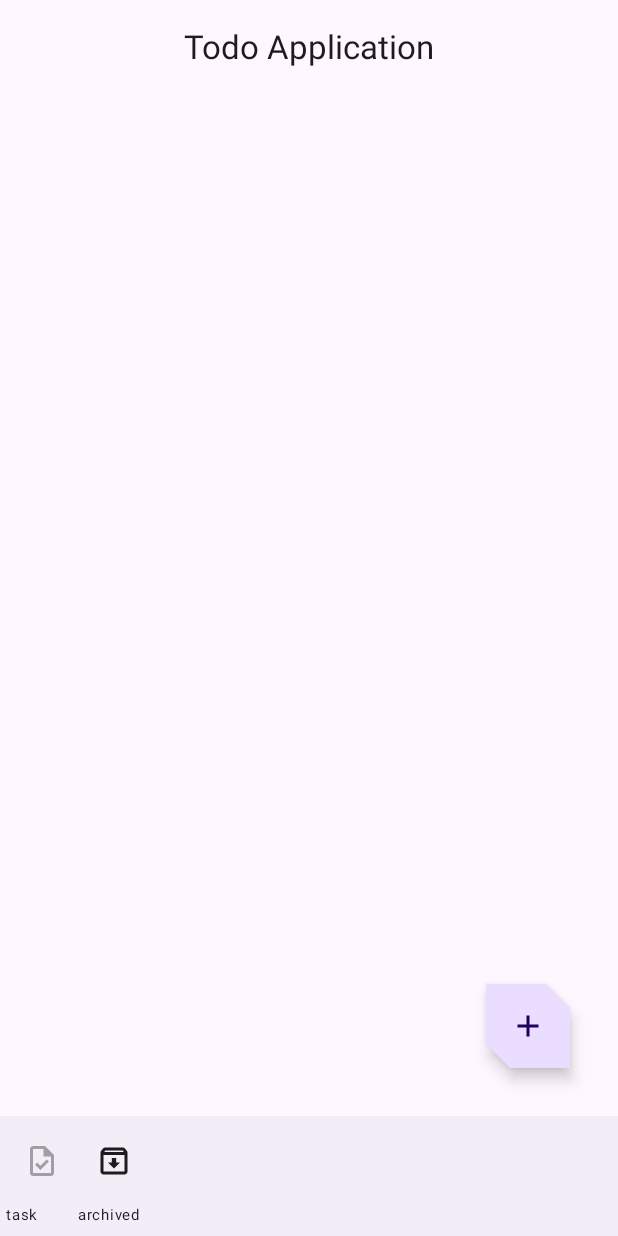
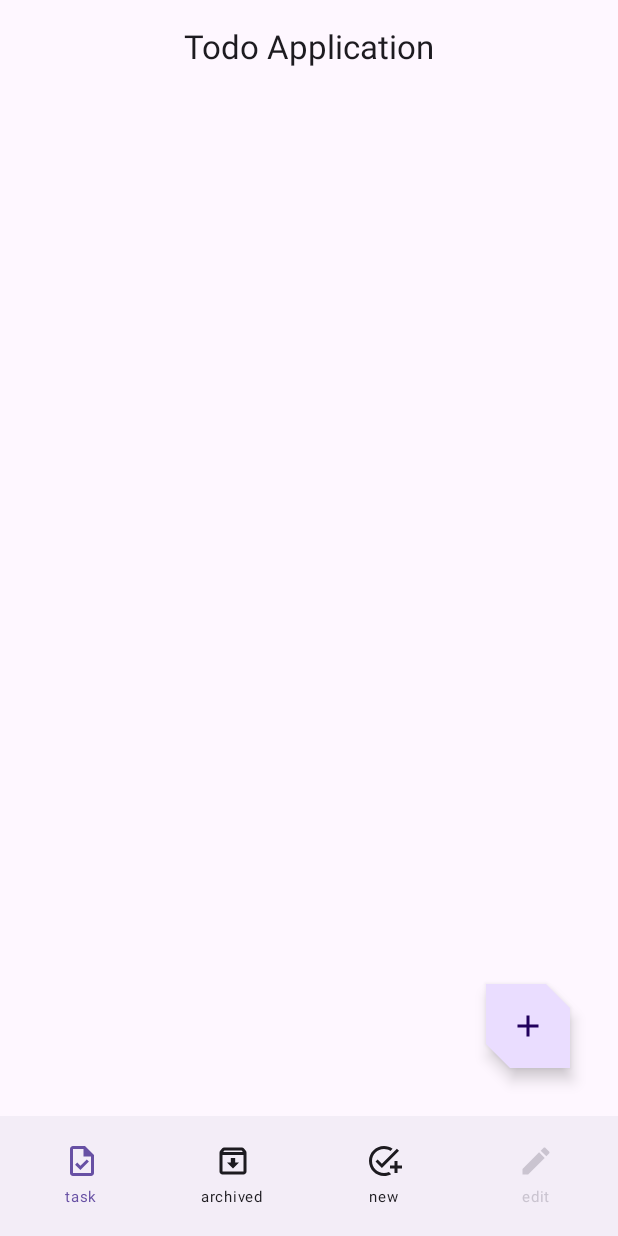
Before and after one commit to Kei-no-suke/android-compose-todo-application, an Android app built with Jetpack Compose: the screen it shows after launch (MainActivity), on a phone screen of 412 x 824 dp. Run offline under Robolectric (Android 15) with nearby library versions, the light colour scheme and no system bars; our stand-ins replace Room's generated code.

Commit message:
ホーム画面状態を変更するbottomBarを更新して、画面と対応するボタンの色の変更や、editに対応するボタンの作成を行い、タップによってボタンの状態が変わる機能を追加した。

```diff
--- /dev/null
+++ b/app/src/main/java/com/example/todoapplication/ui/screens/home/AddNewTaskScreen.kt
@@ -0,0 +1,8 @@
+package com.example.todoapplication.ui.screens.home
+
+import androidx.compose.runtime.Composable
+
+@Composable
+fun AddNewTaskScreen() {
+
+}
--- a/app/src/main/java/com/example/todoapplication/ui/screens/home/TodoHomeScreen.kt
+++ b/app/src/main/java/com/example/todoapplication/ui/screens/home/TodoHomeScreen.kt
@@ -1,10 +1,8 @@
 package com.example.todoapplication.ui.screens.home
 
-import androidx.compose.foundation.border
 import androidx.compose.foundation.clickable
 import androidx.compose.foundation.layout.Column
 import androidx.compose.foundation.layout.Row
-import androidx.compose.foundation.layout.height
 import androidx.compose.foundation.layout.padding
 import androidx.compose.foundation.lazy.LazyColumn
 import androidx.compose.material.icons.Icons
@@ -15,25 +13,26 @@ import androidx.compose.material3.CardDefaults
 import androidx.compose.material3.ExperimentalMaterial3Api
 import androidx.compose.material3.FloatingActionButton
 import androidx.compose.material3.Icon
-import androidx.compose.material3.IconButton
-import androidx.compose.material3.LinearProgressIndicator
 import androidx.compose.material3.MaterialTheme
 import androidx.compose.material3.Scaffold
 import androidx.compose.material3.Text
 import androidx.compose.runtime.Composable
-import androidx.compose.runtime.ScopeUpdateScope
 import androidx.compose.runtime.collectAsState
 import androidx.compose.runtime.rememberCoroutineScope
+import androidx.compose.ui.Alignment
 import androidx.compose.ui.Modifier
 import androidx.compose.ui.res.painterResource
 import androidx.compose.ui.res.stringResource
+import androidx.compose.ui.tooling.preview.Preview
 import androidx.compose.ui.unit.dp
 import androidx.compose.ui.unit.sp
 import androidx.lifecycle.viewmodel.compose.viewModel
 import com.example.todoapplication.R
 import com.example.todoapplication.ui.AppViewModelProvider
+import com.example.todoapplication.ui.TodoApp
 import com.example.todoapplication.ui.TodoTopAppBar
 import com.example.todoapplication.ui.navigation.NavigationDestination
+import com.example.todoapplication.ui.theme.TodoApplicationTheme
 
 object HomeDestination : NavigationDestination {
     override val route: String = "home"
@@ -59,8 +58,8 @@ fun TodoHomeScreen(
         },
         bottomBar = {
             TodoBottomAppBar(
-                updateArchivedState = { viewModel.updateHomeArchivedState() },
-                isUnarchivedScreen = viewModel.homeArchivedState.isUnarchivedScreen
+                updateHomeScreenState = { viewModel.updateHomeArchivedState(it) },
+                homeScreenState = viewModel.homeArchivedState.homeScreenState
             )
         },
         floatingActionButton = {
@@ -164,27 +163,123 @@ fun TaskCard(
 
 @Composable
 fun TodoBottomAppBar(
-    updateArchivedState: () -> Unit,
-    isUnarchivedScreen: Boolean
+    updateHomeScreenState: (String) -> Unit,
+    homeScreenState: String
 ){
-    BottomAppBar() {
-        Column(){
-            IconButton(onClick = updateArchivedState,enabled = !isUnarchivedScreen) {
-                Icon(painter = painterResource(id = R.drawable.outline_task_24), contentDescription = null)
-            }
+    var isArchived: Boolean
+    var isUnarchived: Boolean
+    var isAdd: Boolean
+    var isEdit: Boolean
+    when(homeScreenState){
+        HomeScreenState.Archive.name -> {
+            isArchived = true
+            isUnarchived = false
+            isAdd = false
+            isEdit = false
+        }
+        HomeScreenState.Add.name -> {
+            isArchived = false
+            isUnarchived = false
+            isAdd = true
+            isEdit = false
+        }
+        HomeScreenState.Edit.name -> {
+            isArchived = false
+            isUnarchived = false
+            isAdd = false
+            isEdit = true
+        }
+        else -> {
+            isArchived = false
+            isUnarchived = true
+            isAdd = false
+            isEdit = false
+        }
+    }
+    val activeColor = MaterialTheme.colorScheme.primary
+    val nonActiveColor = MaterialTheme.colorScheme.onSurface
+    val unableColor = MaterialTheme.colorScheme.outlineVariant
+
+    val unarchivedColor = if(isUnarchived){ activeColor }else{ nonActiveColor }
+    val archiveColor = if(isArchived){ activeColor }else{ nonActiveColor }
+    val editColor = if(isEdit){ activeColor }else{ unableColor }
+    val addColor = if(isAdd){ activeColor }else{ nonActiveColor }
+    BottomAppBar(
+
+    ) {
+        Column(
+            horizontalAlignment = Alignment.CenterHorizontally,
+            modifier = Modifier.clickable(enabled = !isUnarchived){
+                updateHomeScreenState(HomeScreenState.Unarchived.name)
+            }.weight(1f)
+        ){
+            Icon(
+                painter = painterResource(id = R.drawable.outline_task_24),
+                contentDescription = null,
+                tint = unarchivedColor
+            )
             Text(
                 text = stringResource(id = R.string.task_list),
-                fontSize = 10.sp
+                fontSize = 10.sp,
+                color = unarchivedColor
             )
         }
-        Column(){
-            IconButton(onClick = updateArchivedState,enabled = isUnarchivedScreen) {
-                Icon(painter = painterResource(id = R.drawable.outline_archive_24), contentDescription = null)
-            }
+        Column(
+            horizontalAlignment = Alignment.CenterHorizontally,
+            modifier = Modifier.clickable(enabled = !isArchived){
+                updateHomeScreenState(HomeScreenState.Archive.name)
+            }.weight(1f)
+        ){
+            Icon(
+                painter = painterResource(id = R.drawable.outline_archive_24),
+                contentDescription = null,
+                tint = archiveColor
+            )
             Text(
                 text = stringResource(id = R.string.archived_list),
-                fontSize = 10.sp
+                fontSize = 10.sp,
+                color = archiveColor
+            )
+        }
+        Column(
+            horizontalAlignment = Alignment.CenterHorizontally,
+            modifier = Modifier.clickable(enabled = !isAdd){
+                updateHomeScreenState(HomeScreenState.Add.name)
+            }.weight(1f)
+        ){
+            Icon(
+                painter = painterResource(id = R.drawable.baseline_add_task_24),
+                contentDescription = null,
+                tint = addColor
+            )
+            Text(
+                text = stringResource(id = R.string.add_button_text),
+                fontSize = 10.sp,
+                color = addColor
+            )
+        }
+        Column(
+            horizontalAlignment = Alignment.CenterHorizontally,
+            modifier = Modifier.clickable(enabled = false){}.weight(1f)
+        ){
+            Icon(
+                painter = painterResource(id = R.drawable.baseline_edit_24),
+                contentDescription = null,
+                tint = editColor
+            )
+            Text(
+                text = stringResource(id = R.string.edit_button_text),
+                fontSize = 10.sp,
+                color = editColor
             )
         }
     }
 }
+
+@Preview(showBackground = true)
+@Composable
+fun BottomAppBarPreview() {
+    TodoApplicationTheme(useDarkTheme = false) {
+        TodoBottomAppBar({}, HomeScreenState.Unarchived.name)
+    }
+}
--- a/app/src/main/java/com/example/todoapplication/ui/screens/home/TodoHomeViewModel.kt
+++ b/app/src/main/java/com/example/todoapplication/ui/screens/home/TodoHomeViewModel.kt
@@ -16,16 +16,23 @@ import java.util.Date
 import androidx.compose.runtime.getValue
 import androidx.compose.runtime.setValue
 
+enum class HomeScreenState{
+    Archive, Unarchived, Add, Edit
+}
+
 class TodoHomeViewModel(
     private val tasksRepository: TasksRepository
 ): ViewModel() {
 
-    // ホーム画面に表示しているタスクが未アーカイブかアーカイブ済みかの状態
-    var homeArchivedState by mutableStateOf(HomeArchivedState())
+    // ホーム画面の状態 | Archive, Unarchived, Add |
+    var homeArchivedState by mutableStateOf(HomeArchivedState(homeScreenState = HomeScreenState.Unarchived.name))
         private set
 
-    private val taskStream = if(homeArchivedState.isUnarchivedScreen){ tasksRepository.getUnarchivedTasksStream() }
-    else { tasksRepository.getArchivedTasksStream() }
+    private val taskStream =
+        if(homeArchivedState.homeScreenState == HomeScreenState.Unarchived.name)
+        { tasksRepository.getArchivedTasksStream() }
+        else
+        { tasksRepository.getUnarchivedTasksStream() }
 
     // 未アーカイブタスクのuiStateの取得
     val homeUiState: StateFlow<List<HomeUiState>> = taskStream
@@ -51,10 +58,9 @@ class TodoHomeViewModel(
         }
     }
 
-    // ホーム画面の表示状態を更新する(アーカイブ済み or 未アーカイブ)
-    fun updateHomeArchivedState(){
-        val currentState = homeArchivedState.isUnarchivedScreen
-        homeArchivedState = HomeArchivedState(!currentState)
+    // ホーム画面の表示状態を更新する | Archive, Unarchived, Add |
+    fun updateHomeArchivedState(homeScreenState: String){
+        homeArchivedState = HomeArchivedState(homeScreenState)
     }
 
     companion object {
@@ -67,5 +73,5 @@ data class HomeUiState(
 )
 
 data class HomeArchivedState(
-    val isUnarchivedScreen: Boolean = true
+    val homeScreenState: String
 )
--- /dev/null
+++ b/app/src/main/res/drawable/baseline_add_task_24.xml
@@ -0,0 +1,5 @@
+<vector android:height="24dp" android:tint="#000000"
+    android:viewportHeight="24" android:viewportWidth="24"
+    android:width="24dp" xmlns:android="http://schemas.android.com/apk/res/android">
+    <path android:fillColor="@android:color/white" android:pathData="M22,5.18L10.59,16.6l-4.24,-4.24l1.41,-1.41l2.83,2.83l10,-10L22,5.18zM12,20c-4.41,0 -8,-3.59 -8,-8s3.59,-8 8,-8c1.57,0 3.04,0.46 4.28,1.25l1.45,-1.45C16.1,2.67 14.13,2 12,2C6.48,2 2,6.48 2,12s4.48,10 10,10c1.73,0 3.36,-0.44 4.78,-1.22l-1.5,-1.5C14.28,19.74 13.17,20 12,20zM19,15h-3v2h3v3h2v-3h3v-2h-3v-3h-2V15z"/>
+</vector>
--- /dev/null
+++ b/app/src/main/res/drawable/baseline_edit_24.xml
@@ -0,0 +1,5 @@
+<vector android:height="24dp" android:tint="#000000"
+    android:viewportHeight="24" android:viewportWidth="24"
+    android:width="24dp" xmlns:android="http://schemas.android.com/apk/res/android">
+    <path android:fillColor="@android:color/white" android:pathData="M3,17.25V21h3.75L17.81,9.94l-3.75,-3.75L3,17.25zM20.71,7.04c0.39,-0.39 0.39,-1.02 0,-1.41l-2.34,-2.34c-0.39,-0.39 -1.02,-0.39 -1.41,0l-1.83,1.83 3.75,3.75 1.83,-1.83z"/>
+</vector>
--- a/app/src/main/res/values/strings.xml
+++ b/app/src/main/res/values/strings.xml
@@ -15,4 +15,6 @@
     <string name="progress_value_unit">%s %%</string>
     <string name="task_list">task</string>
     <string name="archived_list">archived</string>
+    <string name="add_button_text">new</string>
+    <string name="edit_button_text">edit</string>
 </resources>
```
